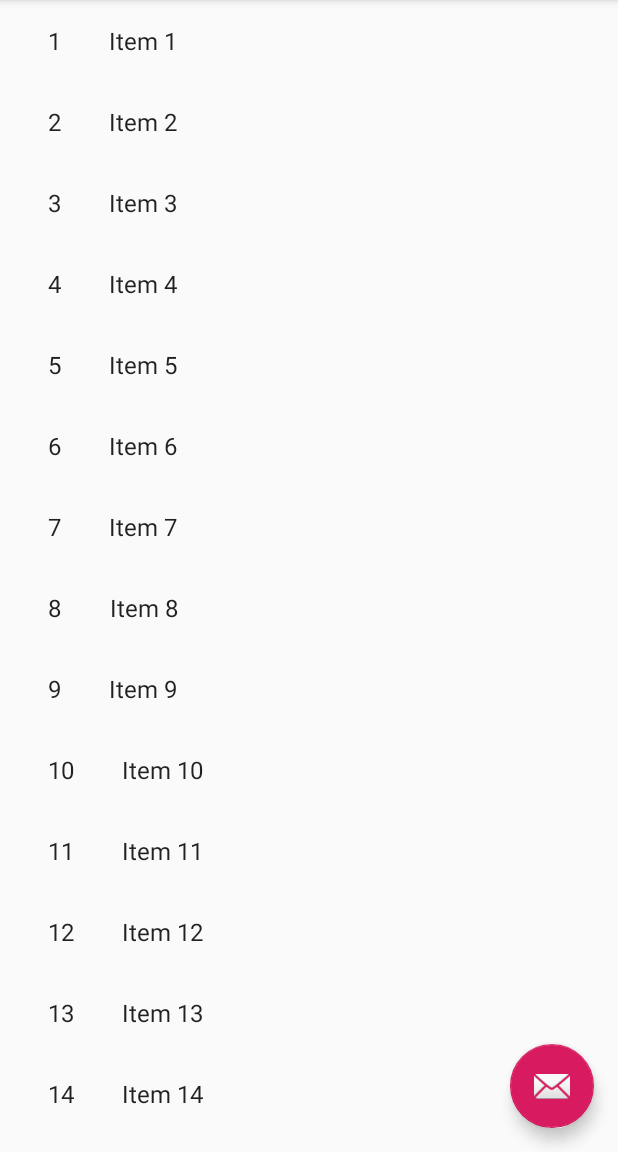
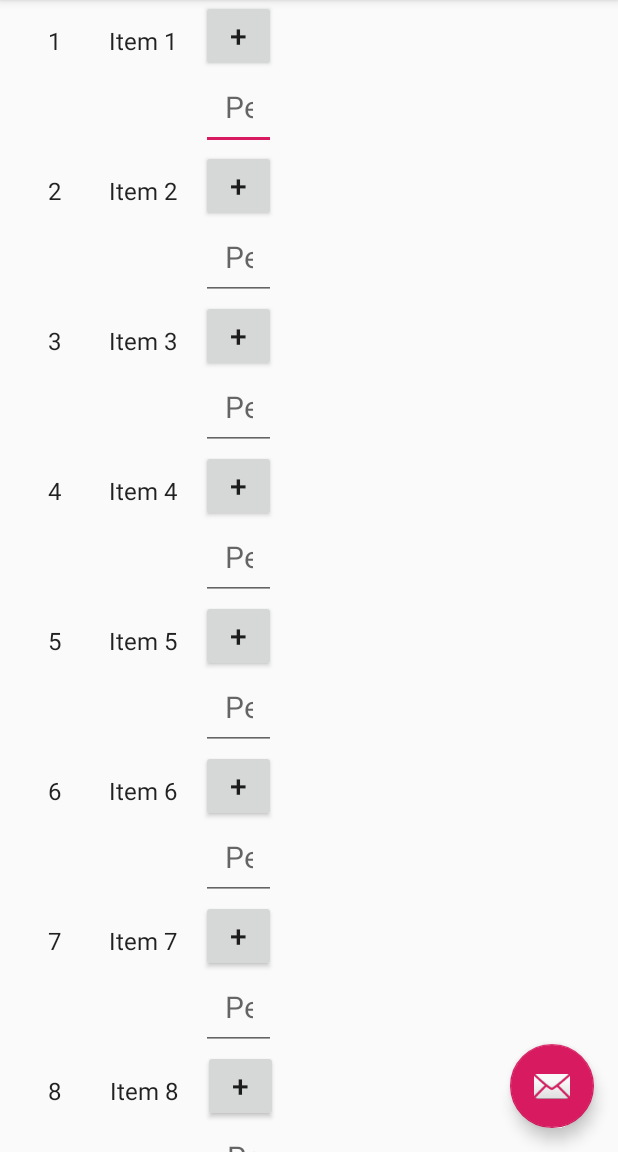
Before and after one commit to 617274/rateraid, an Android app: the screen it shows after launch (ColorListActivity), on a phone screen of 412 x 824 dp, the part 84-1236 px from its top. Run offline under Robolectric (Android 15) with nearby library versions, the phone set to English and light mode, and no system bars.

Commit message:
feature: Implement sample app module
Sample app module ColorListActivity SimpleItemRecyclerViewAdapter Rateraid.Builder initialization OnClickListener was defined to propagate percentages to DummyItem values
DummyItems were augmented with mutable fields complemented by public getters and setters
Sample app color list content layout resource was modified to add Buttons and EditText

See also: 01c5e26

```diff
--- a/sample/src/main/java/com/github/rjbx/sample/ColorListActivity.java
+++ b/sample/src/main/java/com/github/rjbx/sample/ColorListActivity.java
@@ -9,6 +9,7 @@ import androidx.recyclerview.widget.RecyclerView;
 import androidx.appcompat.widget.Toolbar;
 
 import com.github.rjbx.calibrater.Calibrater;
+import com.github.rjbx.sample.dummy.DummyContent;
 import com.google.android.material.floatingactionbutton.FloatingActionButton;
 import com.google.android.material.snackbar.Snackbar;
 import android.view.LayoutInflater;
@@ -17,7 +18,7 @@ import android.view.ViewGroup;
 import android.widget.TextView;
 
 import com.github.rjbx.rateraid.Rateraid;
-import com.github.rjbx.sample.dummy.DummyContent;
+import com.github.rjbx.sample.dummy.DummyContent.*;
 
 import java.util.List;
 
@@ -78,12 +79,12 @@ public class ColorListActivity extends AppCompatActivity {
         private static Rateraid.Builder sBuilder;
         private static double[] sPercentages;
         private final ColorListActivity mParentActivity;
-        private final List<DummyContent.DummyItem> mValues;
+        private final List<DummyItem> mValues;
         private final boolean mTwoPane;
         private final View.OnClickListener mOnClickListener = new View.OnClickListener() {
             @Override
             public void onClick(View view) {
-                DummyContent.DummyItem item = (DummyContent.DummyItem) view.getTag();
+                DummyItem item = (DummyItem) view.getTag();
                 if (mTwoPane) {
                     Bundle arguments = new Bundle();
                     arguments.putString(ColorDetailFragment.ARG_ITEM_ID, item.id);
@@ -103,7 +104,7 @@ public class ColorListActivity extends AppCompatActivity {
         };
 
         SimpleItemRecyclerViewAdapter(ColorListActivity parent,
-                                      List<DummyContent.DummyItem> items,
+                                      List<DummyItem> items,
                                       boolean twoPane) {
             mValues = items;
             mParentActivity = parent;
@@ -114,7 +115,8 @@ public class ColorListActivity extends AppCompatActivity {
                     Calibrater.STANDARD_MAGNITUDE,
                     Calibrater.STANDARD_PRECISION,
                     clickedView -> {
-
+                        for (int i = 0; i < mValues.size(); i++)
+                            mValues.get(i).setPercent(sPercentages[i]);
                     });
         }
 
@@ -147,6 +149,7 @@ public class ColorListActivity extends AppCompatActivity {
                 super(view);
                 mIdView = (TextView) view.findViewById(R.id.id_text);
                 mContentView = (TextView) view.findViewById(R.id.content);
+
             }
         }
     }
--- a/sample/src/main/java/com/github/rjbx/sample/dummy/DummyContent.java
+++ b/sample/src/main/java/com/github/rjbx/sample/dummy/DummyContent.java
@@ -54,10 +54,10 @@ public class DummyContent {
      * A dummy item representing a piece of content.
      */
     public static class DummyItem {
-        public final String id;
-        public final String content;
-        public final String details;
-        public final double percent;
+        public String id;
+        public String content;
+        public String details;
+        public double percent;
 
         public DummyItem(String id, String content, String details, double percent) {
             this.id = id;
@@ -66,6 +66,31 @@ public class DummyContent {
             this.percent = percent;
         }
 
+        public String getId() {
+            return id;
+        }
+        public String getContent() {
+            return content;
+        }
+        public String getDetails() {
+            return details;
+        }
+        public double getPercent() {
+            return percent;
+        }
+        public void setId(String id) {
+            this.id = id;
+        }
+        public void setContent(String content) {
+            this.content = content;
+        }
+        public void setDetails(String details) {
+            this.details = details;
+        }
+        public void setPercent(double percent) {
+            this.percent = percent;
+        }
+
         @Override public String toString() {
             return content;
         }
--- a/sample/src/main/res/layout/color_list_content.xml
+++ b/sample/src/main/res/layout/color_list_content.xml
@@ -1,7 +1,7 @@
 <?xml version="1.0" encoding="utf-8"?>
 <LinearLayout xmlns:android="http://schemas.android.com/apk/res/android"
     android:layout_width="wrap_content"
-    android:layout_height="wrap_content"
+    android:layout_height="100dp"
     android:orientation="horizontal">
 
     <TextView
@@ -17,4 +17,37 @@
         android:layout_height="wrap_content"
         android:layout_margin="@dimen/text_margin"
         android:textAppearance="?attr/textAppearanceListItem" />
+
+    <LinearLayout
+        android:layout_width="50dp"
+        android:layout_height="match_parent"
+        android:orientation="vertical">
+
+        <Button
+            android:layout_width="match_parent"
+            android:layout_height="wrap_content"
+            android:padding="5dp"
+            android:gravity="center"
+            android:textSize="20sp"
+            android:text="+"/>
+
+        <EditText
+            android:layout_width="match_parent"
+            android:layout_height="wrap_content"
+            android:padding="15dp"
+            android:gravity="center"
+            android:textSize="20sp"
+            android:inputType="numberDecimal"
+            android:hint="Percentage allocated to this list item"
+            android:autofillHints="percent" />
+
+        <Button
+            android:layout_width="match_parent"
+            android:layout_height="wrap_content"
+            android:padding="5dp"
+            android:gravity="center"
+            android:textSize="20sp"
+            android:text="-"/>
+
+    </LinearLayout>
 </LinearLayout>
```
